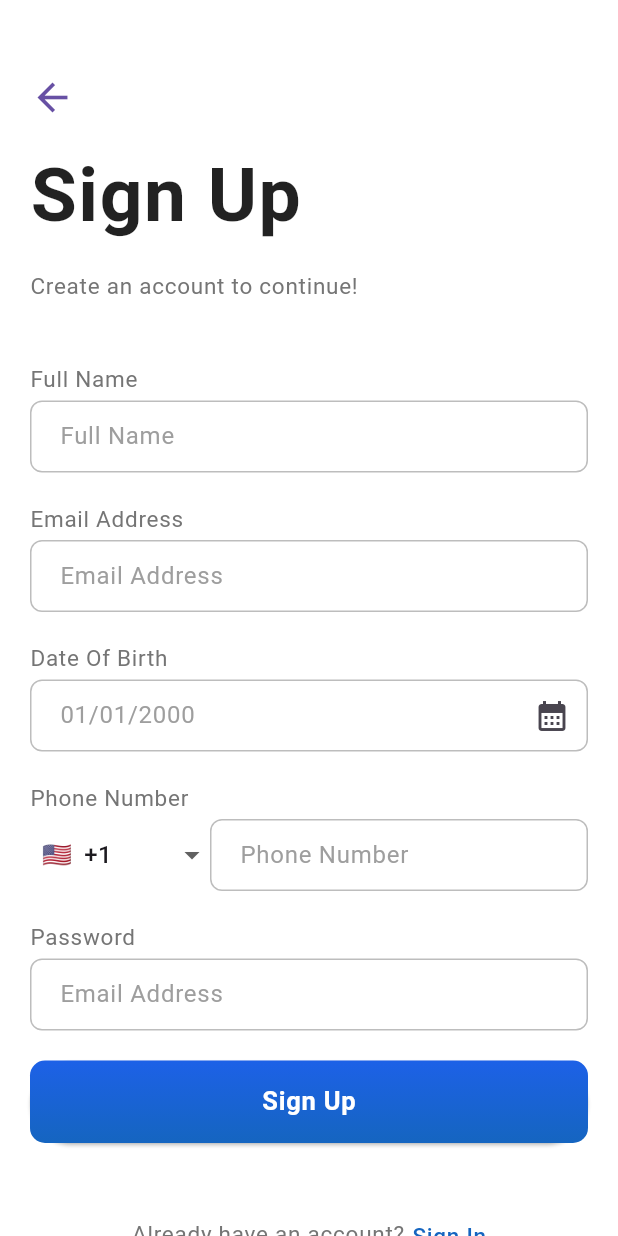
After one commit to AliSherTR/flutter-ui-challenges, a Flutter app: the screen it shows after launch, scrolled down 77 dp, after a tap on "Sign Up", on a phone screen of 412 x 824 dp. The commit adds this screen. Run offline on Flutter 3.47's test engine with Material 3 defaults, Android fonts, the phone set to English and light mode, and no system bars.

Commit message:
sign up one page completed

```diff
--- a/lib/challenge_1/login_one.dart
+++ b/lib/challenge_1/login_one.dart
@@ -1,4 +1,5 @@
 import 'package:flutter/material.dart';
+import 'package:flutter_ui_challange/challenge_1/sign_up_one.dart';
 import 'package:flutter_ui_challange/common/widgets/app_button.dart';
 import 'package:flutter_ui_challange/common/widgets/form_divider.dart';
 import 'package:flutter_ui_challange/common/widgets/social_auth_button.dart';
@@ -118,11 +119,26 @@ class LoginOne extends StatelessWidget {
                     style: Theme.of(context).textTheme.labelSmall,
                   ),
                   const SizedBox(width: 5),
-                  Text(
-                    "Sign Up",
-                    style: Theme.of(context).textTheme.labelMedium?.copyWith(
-                      color: Colors.blue[800],
-                      fontSize: 15,
+                  TextButton(
+                    style: TextButton.styleFrom(
+                      padding: const EdgeInsets.all(0),
+                      minimumSize: const Size(0, 0),
+                      tapTargetSize: MaterialTapTargetSize.shrinkWrap,
+                    ),
+                    onPressed: (){
+                      Navigator.push(
+                        context,
+                        MaterialPageRoute(
+                          builder: (context) => const SignUpOne(),
+                        ),
+                      );
+                    },
+                    child: Text(
+                      "Sign Up",
+                      style: Theme.of(context).textTheme.labelMedium?.copyWith(
+                        color: Colors.blue[800],
+                        fontSize: 15,
+                      ),
                     ),
                   ),
                 ],
--- /dev/null
+++ b/lib/challenge_1/sign_up_one.dart
@@ -0,0 +1,217 @@
+import 'package:flutter/material.dart';
+import 'package:flutter_ui_challange/challenge_1/login_one.dart';
+import 'package:flutter_ui_challange/common/widgets/app_button.dart';
+
+class SignUpOne extends StatefulWidget {
+  const SignUpOne({super.key});
+
+  @override
+  _SignUpOneState createState() => _SignUpOneState();
+}
+
+class _SignUpOneState extends State<SignUpOne> {
+  // Controller for Date of Birth
+  final TextEditingController _dobController = TextEditingController();
+  DateTime? _selectedDate;
+
+  // Country code data
+  final List<Map<String, String>> _countryCodes = [
+    {'code': '+1', 'flag': '🇺🇸', 'name': 'United States'},
+    {'code': '+44', 'flag': '🇬🇧', 'name': 'United Kingdom'},
+    {'code': '+91', 'flag': '🇮🇳', 'name': 'India'},
+    // Add more countries as needed
+  ];
+
+  String _selectedCountryCode = '+1'; // Default country code
+
+  // Function to show date picker
+  Future<void> _selectDate(BuildContext context) async {
+    final DateTime? picked = await showDatePicker(
+      context: context,
+      initialDate: _selectedDate ?? DateTime.now(),
+      firstDate: DateTime(1900),
+      lastDate: DateTime.now(),
+    );
+    if (picked != null && picked != _selectedDate) {
+      setState(() {
+        _selectedDate = picked;
+        _dobController.text = "${picked.day}/${picked.month}/${picked.year}";
+      });
+    }
+  }
+
+  @override
+  Widget build(BuildContext context) {
+    return Scaffold(
+      body: ListView(
+        padding: EdgeInsets.symmetric(vertical: 50, horizontal: 20),
+        children: [
+          Column(
+            crossAxisAlignment: CrossAxisAlignment.start,
+            children: [
+              TextButton(
+                  style: TextButton.styleFrom(
+                    padding: const EdgeInsets.all(0),
+                    minimumSize: const Size(0, 0),
+                    tapTargetSize: MaterialTapTargetSize.shrinkWrap,
+                  ),
+                  onPressed: () {
+                Navigator.push(
+                  context,
+                  MaterialPageRoute(
+                    builder: (context) => const LoginOne(),
+                  ),
+                );
+              }, child: Icon(Icons.arrow_back, size: 30)),
+              SizedBox(height: 20),
+              Text("Sign Up", style: Theme.of(context).textTheme.headlineLarge),
+              SizedBox(height: 20),
+              Text(
+                "Create an account to continue!",
+                style: Theme.of(context).textTheme.labelSmall,
+              ),
+              SizedBox(height: 40),
+              Text("Full Name", style: Theme.of(context).textTheme.labelSmall),
+              const SizedBox(height: 3),
+              TextField(
+                decoration: InputDecoration(
+                  hintText: "Full Name",
+                  border: OutlineInputBorder(),
+                ),
+              ),
+              const SizedBox(height: 20),
+              Text(
+                "Email Address",
+                style: Theme.of(context).textTheme.labelSmall,
+              ),
+              const SizedBox(height: 3),
+              TextField(
+                decoration: InputDecoration(
+                  hintText: "Email Address",
+                  border: OutlineInputBorder(),
+                ),
+              ),
+              const SizedBox(height: 20),
+              Text(
+                "Date Of Birth",
+                style: Theme.of(context).textTheme.labelSmall,
+              ),
+              const SizedBox(height: 3),
+              TextField(
+                controller: _dobController,
+                readOnly: true, // Prevent manual input
+                decoration: InputDecoration(
+                  hintText: "01/01/2000",
+                  border: OutlineInputBorder(),
+                  suffixIcon: Icon(Icons.calendar_month),
+                ),
+                onTap: () => _selectDate(context), // Show date picker on tap
+              ),
+              const SizedBox(height: 20),
+              Text(
+                "Phone Number",
+                style: Theme.of(context).textTheme.labelSmall,
+              ),
+              const SizedBox(height: 3),
+              Row(
+                children: [
+                  Container(
+                    width: 120,
+                    decoration: BoxDecoration(
+                      border: Border.symmetric( vertical: BorderSide.none),
+                      borderRadius: BorderRadius.circular(10),
+                    ),
+                    child: DropdownButton<String>(
+                      value: _selectedCountryCode,
+                      isExpanded: true,
+                      underline: SizedBox(), // Remove default underline
+                      items:
+                      _countryCodes.map((country) {
+                        return DropdownMenuItem<String>(
+                          value: country['code'],
+                          child: Padding(
+                            padding: EdgeInsets.symmetric(horizontal: 8),
+                            child: Row(
+                              children: [
+                                Text(country['flag']!),
+                                SizedBox(width: 8),
+                                Text(country['code']!),
+                              ],
+                            ),
+                          ),
+                        );
+                      }).toList(),
+                      onChanged: (value) {
+                        setState(() {
+                          _selectedCountryCode = value!;
+                        });
+                      },
+                    ),
+                  ),
+                  Expanded(
+                    child: TextField(
+                      keyboardType: TextInputType.phone,
+                      decoration: InputDecoration(
+                        hintText: "Phone Number",
+
+                      ),
+                    ),
+                  ),
+                ],
+              ),
+              const SizedBox(height: 20),
+              Text(
+                "Password",
+                style: Theme.of(context).textTheme.labelSmall,
+              ),
+              const SizedBox(height: 3),
+              TextField(
+                decoration: InputDecoration(
+                  hintText: "Email Address",
+                  border: OutlineInputBorder(),
+                ),
+              ),
+            ],
+          ),
+          const SizedBox(height: 20),
+          AAppButton(buttonText: "Sign Up"),
+          const SizedBox(height: 50),
+          Row(
+            mainAxisAlignment: MainAxisAlignment.center,
+            crossAxisAlignment: CrossAxisAlignment.end,
+            children: [
+              Text(
+                "Already have an account?",
+                style: Theme.of(context).textTheme.labelSmall,
+              ),
+              const SizedBox(width: 5),
+              TextButton(
+                style: TextButton.styleFrom(
+                  padding: const EdgeInsets.all(0),
+                  minimumSize: const Size(0, 0),
+                  tapTargetSize: MaterialTapTargetSize.shrinkWrap,
+                ),
+                onPressed: (){
+                  Navigator.push(
+                    context,
+                    MaterialPageRoute(
+                      builder: (context) =>  LoginOne(),
+                    ),
+                  );
+                },
+                child: Text(
+                  "Sign In",
+                  style: Theme.of(context).textTheme.labelMedium?.copyWith(
+                    color: Colors.blue[800],
+                    fontSize: 15,
+                  ),
+                ),
+              ),
+            ],
+          ),
+        ]
+
+      ),
+    );
+  }
+}
--- a/lib/theme/theme.dart
+++ b/lib/theme/theme.dart
@@ -1,81 +1,18 @@
 import 'package:flutter/material.dart';
+import 'package:flutter_ui_challange/theme/widget_themes/text_input_theme.dart';
+import 'package:flutter_ui_challange/theme/widget_themes/text_theme.dart';
 
 class AAppTheme {
   static ThemeData lightTheme = ThemeData(
-    brightness: Brightness.light,
-    textTheme: TextTheme(
-      headlineLarge: TextStyle(
-        fontSize: 50,
-        letterSpacing: 1,
-        fontWeight: FontWeight.bold,
-        color: Colors.black87,
-        height: 1.2
-      ),
-      labelSmall: TextStyle(fontSize: 15, color: Colors.grey[600] , fontWeight: FontWeight.normal),
-      labelMedium: TextStyle(fontSize: 15, color: Colors.black87),
-    ),
-    inputDecorationTheme: InputDecorationTheme(
-      border: OutlineInputBorder(
-        borderRadius: BorderRadius.circular(8.0),
-        borderSide: BorderSide(color: Colors.grey[400]!),
-      ),
-      enabledBorder: OutlineInputBorder(
-        borderRadius: BorderRadius.circular(8.0),
-        borderSide: BorderSide(color: Colors.grey[400]!),
-      ),
-      focusedBorder: OutlineInputBorder(
-        borderRadius: BorderRadius.circular(8.0),
-        borderSide: BorderSide(color: Colors.blue, width: 2.0),
-      ),
-      errorBorder: OutlineInputBorder(
-        borderRadius: BorderRadius.circular(8.0),
-        borderSide: BorderSide(color: Colors.red, width: 2.0),
-      ),
-      focusedErrorBorder: OutlineInputBorder(
-        borderRadius: BorderRadius.circular(8.0),
-        borderSide: BorderSide(color: Colors.red, width: 2.0),
-      ),
-      labelStyle: TextStyle(color: Colors.grey[800]),
-      hintStyle: TextStyle(color: Colors.grey[500]),
-      contentPadding: EdgeInsets.symmetric(horizontal: 16.0, vertical: 12.0),
-    ),
+   brightness: Brightness.light,
+    scaffoldBackgroundColor: Colors.white,
+    textTheme: ATextTheme.lightTextTheme,
+    inputDecorationTheme: ATextInputTheme.lightInputDecorationTheme,
   );
 
   static ThemeData darkTheme = ThemeData(
     brightness: Brightness.dark,
-    textTheme: TextTheme(
-      headlineLarge: TextStyle(
-        fontSize: 50,
-        fontWeight: FontWeight.bold,
-        color: Colors.white70,
-      ),
-      labelSmall: TextStyle(fontSize: 16, color: Colors.white),
-      labelMedium: TextStyle(fontSize: 17, color: Colors.white),
-    ),
-    inputDecorationTheme: InputDecorationTheme(
-      border: OutlineInputBorder(
-        borderRadius: BorderRadius.circular(8.0),
-        borderSide: BorderSide(color: Colors.grey[700]!),
-      ),
-      enabledBorder: OutlineInputBorder(
-        borderRadius: BorderRadius.circular(8.0),
-        borderSide: BorderSide(color: Colors.grey[700]!),
-      ),
-      focusedBorder: OutlineInputBorder(
-        borderRadius: BorderRadius.circular(8.0),
-        borderSide: BorderSide(color: Colors.blueAccent, width: 2.0),
-      ),
-      errorBorder: OutlineInputBorder(
-        borderRadius: BorderRadius.circular(8.0),
-        borderSide: BorderSide(color: Colors.redAccent, width: 2.0),
-      ),
-      focusedErrorBorder: OutlineInputBorder(
-        borderRadius: BorderRadius.circular(8.0),
-        borderSide: BorderSide(color: Colors.redAccent, width: 2.0),
-      ),
-      labelStyle: TextStyle(color: Colors.grey[300]),
-      hintStyle: TextStyle(color: Colors.grey[600]),
-      contentPadding: EdgeInsets.symmetric(horizontal: 16.0, vertical: 12.0),
-    ),
+    textTheme: ATextTheme.darkTextTheme,
+    inputDecorationTheme: ATextInputTheme.darkTheme,
   );
 }
--- /dev/null
+++ b/lib/theme/widget_themes/text_input_theme.dart
@@ -0,0 +1,57 @@
+import 'package:flutter/material.dart';
+
+class ATextInputTheme {
+  ATextInputTheme._();
+
+  static InputDecorationTheme lightInputDecorationTheme = InputDecorationTheme(
+    border: OutlineInputBorder(
+      borderRadius: BorderRadius.circular(8.0),
+      borderSide: BorderSide(color: Colors.grey[400]!),
+    ),
+    enabledBorder: OutlineInputBorder(
+      borderRadius: BorderRadius.circular(8.0),
+      borderSide: BorderSide(color: Colors.grey[400]!),
+    ),
+    focusedBorder: OutlineInputBorder(
+      borderRadius: BorderRadius.circular(8.0),
+      borderSide: BorderSide(color: Colors.blue, width: 2.0),
+    ),
+    errorBorder: OutlineInputBorder(
+      borderRadius: BorderRadius.circular(8.0),
+      borderSide: BorderSide(color: Colors.red, width: 2.0),
+    ),
+    focusedErrorBorder: OutlineInputBorder(
+      borderRadius: BorderRadius.circular(8.0),
+      borderSide: BorderSide(color: Colors.red, width: 2.0),
+    ),
+    labelStyle: TextStyle(color: Colors.grey[800]),
+    hintStyle: TextStyle(color: Colors.grey[500]),
+    contentPadding: EdgeInsets.symmetric(horizontal: 16.0, vertical: 12.0),
+  );
+
+  static InputDecorationTheme darkTheme = InputDecorationTheme(
+    border: OutlineInputBorder(
+      borderRadius: BorderRadius.circular(8.0),
+      borderSide: BorderSide(color: Colors.grey[700]!),
+    ),
+    enabledBorder: OutlineInputBorder(
+      borderRadius: BorderRadius.circular(8.0),
+      borderSide: BorderSide(color: Colors.grey[700]!),
+    ),
+    focusedBorder: OutlineInputBorder(
+      borderRadius: BorderRadius.circular(8.0),
+      borderSide: BorderSide(color: Colors.blueAccent, width: 2.0),
+    ),
+    errorBorder: OutlineInputBorder(
+      borderRadius: BorderRadius.circular(8.0),
+      borderSide: BorderSide(color: Colors.redAccent, width: 2.0),
+    ),
+    focusedErrorBorder: OutlineInputBorder(
+      borderRadius: BorderRadius.circular(8.0),
+      borderSide: BorderSide(color: Colors.redAccent, width: 2.0),
+    ),
+    labelStyle: TextStyle(color: Colors.grey[300]),
+    hintStyle: TextStyle(color: Colors.grey[600]),
+    contentPadding: EdgeInsets.symmetric(horizontal: 16.0, vertical: 12.0),
+  );
+}
--- /dev/null
+++ b/lib/theme/widget_themes/text_theme.dart
@@ -0,0 +1,30 @@
+import 'package:flutter/material.dart';
+
+class ATextTheme {
+  ATextTheme._();
+  static TextTheme lightTextTheme = TextTheme(
+    headlineLarge: TextStyle(
+      fontSize: 50,
+      letterSpacing: 1,
+      fontWeight: FontWeight.bold,
+      color: Colors.black87,
+      height: 1.2,
+    ),
+    labelSmall: TextStyle(
+      fontSize: 15,
+      color: Colors.grey[600],
+      fontWeight: FontWeight.normal,
+    ),
+    labelMedium: TextStyle(fontSize: 15, color: Colors.black87),
+  );
+
+  static TextTheme darkTextTheme = TextTheme(
+    headlineLarge: TextStyle(
+      fontSize: 50,
+      fontWeight: FontWeight.bold,
+      color: Colors.white70,
+    ),
+    labelSmall: TextStyle(fontSize: 16, color: Colors.white),
+    labelMedium: TextStyle(fontSize: 17, color: Colors.white),
+  );
+}
```
